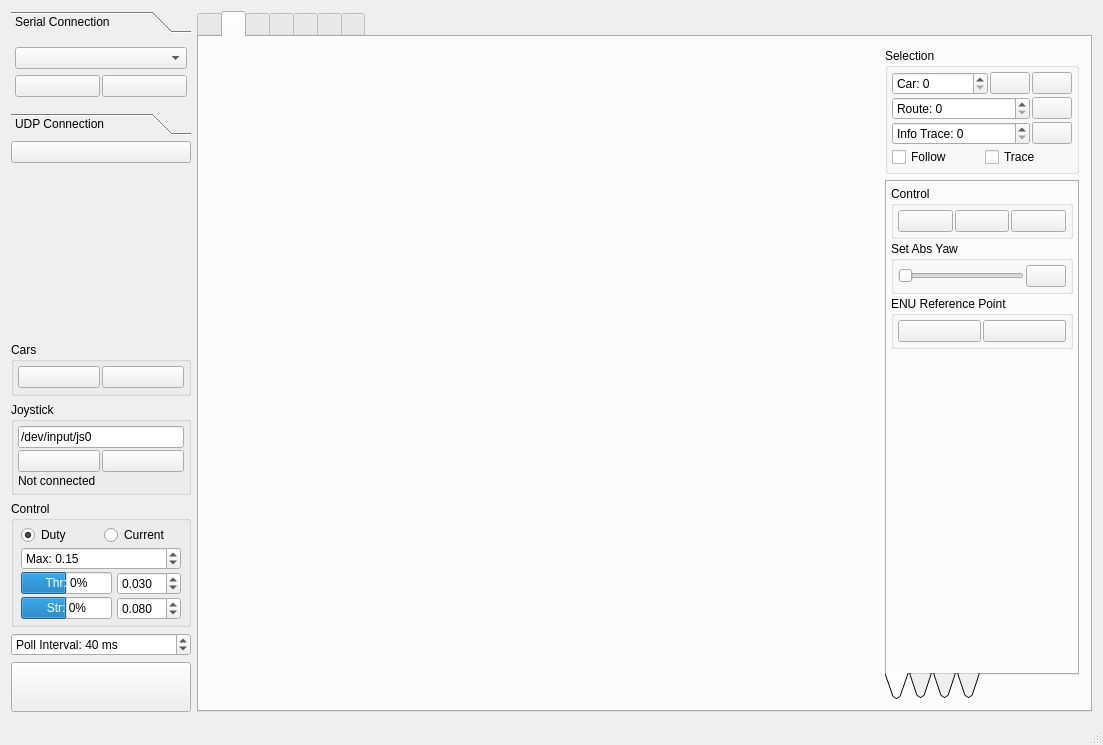
Old version of the form Linux/RC_Car_Tool/mainwindow.ui in the repository vedderb/rise_sdvp.
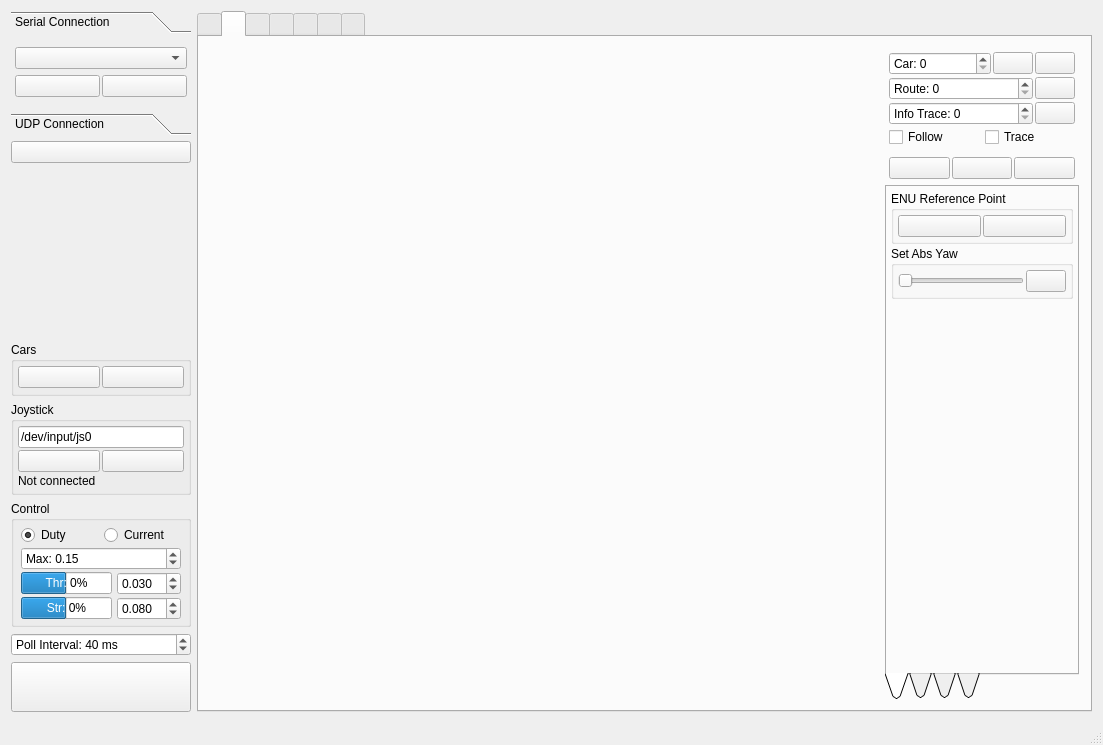
New version of the form. The open tabs and pages were chosen to show the change. Icons and pictures are not drawn. Custom widgets are drawn as their Qt base class.

```diff
--- a/Linux/RC_Car_Tool/mainwindow.ui
+++ b/Linux/RC_Car_Tool/mainwindow.ui
@@ -604,11 +604,11 @@
         </item>
         <item>
          <layout class="QVBoxLayout" name="verticalLayout_10">
+          <property name="spacing">
+           <number>2</number>
+          </property>
           <item>
-           <widget class="QGroupBox" name="groupBox_5">
-            <property name="title">
-             <string>Selection</string>
-            </property>
+           <widget class="QWidget" name="widget_5" native="true">
             <layout class="QVBoxLayout" name="verticalLayout_5">
              <property name="spacing">
               <number>2</number>
@@ -780,6 +780,87 @@
             </layout>
            </widget>
           </item>
+          <item>
+           <widget class="QWidget" name="widget_8" native="true">
+            <layout class="QHBoxLayout" name="horizontalLayout_7">
+             <property name="spacing">
+              <number>2</number>
+             </property>
+             <property name="leftMargin">
+              <number>4</number>
+             </property>
+             <property name="topMargin">
+              <number>4</number>
+             </property>
+             <property name="rightMargin">
+              <number>4</number>
+             </property>
+             <property name="bottomMargin">
+              <number>4</number>
+             </property>
+             <item>
+              <widget class="QPushButton" name="mapApButton">
+               <property name="toolTip">
+                <string>Autopilot</string>
+               </property>
+               <property name="text">
+                <string/>
+               </property>
+               <property name="icon">
+                <iconset resource="resources.qrc">
+                 <normaloff>:/models/Icons/Computer-96.png</normaloff>:/models/Icons/Computer-96.png</iconset>
+               </property>
+               <property name="iconSize">
+                <size>
+                 <width>25</width>
+                 <height>25</height>
+                </size>
+               </property>
+              </widget>
+             </item>
+             <item>
+              <widget class="QPushButton" name="mapKbButton">
+               <property name="toolTip">
+                <string>Manual control</string>
+               </property>
+               <property name="text">
+                <string/>
+               </property>
+               <property name="icon">
+                <iconset resource="resources.qrc">
+                 <normaloff>:/models/Icons/Controller-96.png</normaloff>:/models/Icons/Controller-96.png</iconset>
+               </property>
+               <property name="iconSize">
+                <size>
+                 <width>25</width>
+                 <height>25</height>
+                </size>
+               </property>
+              </widget>
+             </item>
+             <item>
+              <widget class="QPushButton" name="mapOffButton">
+               <property name="toolTip">
+                <string>Stop</string>
+               </property>
+               <property name="text">
+                <string/>
+               </property>
+               <property name="icon">
+                <iconset resource="resources.qrc">
+                 <normaloff>:/models/Icons/Stop Sign-96.png</normaloff>:/models/Icons/Stop Sign-96.png</iconset>
+               </property>
+               <property name="iconSize">
+                <size>
+                 <width>25</width>
+                 <height>25</height>
+                </size>
+               </property>
+              </widget>
+             </item>
+            </layout>
+           </widget>
+          </item>
           <item>
            <widget class="QTabWidget" name="tabWidget_2">
             <property name="tabPosition">
@@ -819,14 +900,11 @@
                <number>4</number>
               </property>
               <item>
-               <widget class="QGroupBox" name="groupBox_8">
+               <widget class="QGroupBox" name="groupBox_7">
                 <property name="title">
-                 <string>Control</string>
+                 <string>ENU Reference Point</string>
                 </property>
-                <layout class="QHBoxLayout" name="horizontalLayout_7">
-                 <property name="spacing">
-                  <number>2</number>
-                 </property>
+                <layout class="QGridLayout" name="gridLayout_7">
                  <property name="leftMargin">
                   <number>4</number>
                  </property>
@@ -839,8 +917,11 @@
                  <property name="bottomMargin">
                   <number>4</number>
                  </property>
-                 <item>
-                  <widget class="QPushButton" name="mapApButton">
+                 <property name="spacing">
+                  <number>2</number>
+                 </property>
+                 <item row="0" column="0">
+                  <widget class="QPushButton" name="mapGetEnuButton">
                    <property name="toolTip">
                     <string>Autopilot</string>
                    </property>
@@ -851,16 +932,10 @@
                     <iconset resource="resources.qrc">
                      <normaloff>:/models/Icons/Computer-96.png</normaloff>:/models/Icons/Computer-96.png</iconset>
                    </property>
-                   <property name="iconSize">
-                    <size>
-                     <width>32</width>
-                     <height>32</height>
-                    </size>
-                   </property>
                   </widget>
                  </item>
-                 <item>
-                  <widget class="QPushButton" name="mapKbButton">
+                 <item row="0" column="1">
+                  <widget class="QPushButton" name="mapSetEnuButton">
                    <property name="toolTip">
                     <string>Manual control</string>
                    </property>
@@ -869,33 +944,7 @@
                    </property>
                    <property name="icon">
                     <iconset resource="resources.qrc">
-                     <normaloff>:/models/Icons/Controller-96.png</normaloff>:/models/Icons/Controller-96.png</iconset>
-                   </property>
-                   <property name="iconSize">
-                    <size>
-                     <width>32</width>
-                     <height>32</height>
-                    </size>
-                   </property>
-                  </widget>
-                 </item>
-                 <item>
-                  <widget class="QPushButton" name="mapOffButton">
-                   <property name="toolTip">
-                    <string>Stop</string>
-                   </property>
-                   <property name="text">
-                    <string/>
-                   </property>
-                   <property name="icon">
-                    <iconset resource="resources.qrc">
-                     <normaloff>:/models/Icons/Stop Sign-96.png</normaloff>:/models/Icons/Stop Sign-96.png</iconset>
-                   </property>
-                   <property name="iconSize">
-                    <size>
-                     <width>32</width>
-                     <height>32</height>
-                    </size>
+                     <normaloff>:/models/Icons/Download-96.png</normaloff>:/models/Icons/Download-96.png</iconset>
                    </property>
                   </widget>
                  </item>
@@ -959,58 +1008,6 @@
                 </layout>
                </widget>
               </item>
-              <item>
-               <widget class="QGroupBox" name="groupBox_7">
-                <property name="title">
-                 <string>ENU Reference Point</string>
-                </property>
-                <layout class="QGridLayout" name="gridLayout_7">
-                 <property name="leftMargin">
-                  <number>4</number>
-                 </property>
-                 <property name="topMargin">
-                  <number>4</number>
-                 </property>
-                 <property name="rightMargin">
-                  <number>4</number>
-                 </property>
-                 <property name="bottomMargin">
-                  <number>4</number>
-                 </property>
-                 <property name="spacing">
-                  <number>2</number>
-                 </property>
-                 <item row="0" column="0">
-                  <widget class="QPushButton" name="mapGetEnuButton">
-                   <property name="toolTip">
-                    <string>Get enu reference point from car and use it</string>
-                   </property>
-                   <property name="text">
-                    <string/>
-                   </property>
-                   <property name="icon">
-                    <iconset resource="resources.qrc">
-                     <normaloff>:/models/Icons/Upload-96.png</normaloff>:/models/Icons/Upload-96.png</iconset>
-                   </property>
-                  </widget>
-                 </item>
-                 <item row="0" column="1">
-                  <widget class="QPushButton" name="mapSetEnuButton">
-                   <property name="toolTip">
-                    <string>Set current ENU reference point</string>
-                   </property>
-                   <property name="text">
-                    <string/>
-                   </property>
-                   <property name="icon">
-                    <iconset resource="resources.qrc">
-                     <normaloff>:/models/Icons/Download-96.png</normaloff>:/models/Icons/Download-96.png</iconset>
-                   </property>
-                  </widget>
-                 </item>
-                </layout>
-               </widget>
-              </item>
               <item>
                <spacer name="verticalSpacer_2">
                 <property name="orientation">
```
Left out of the diff: 19 changed lines with no effect on the pictures.
